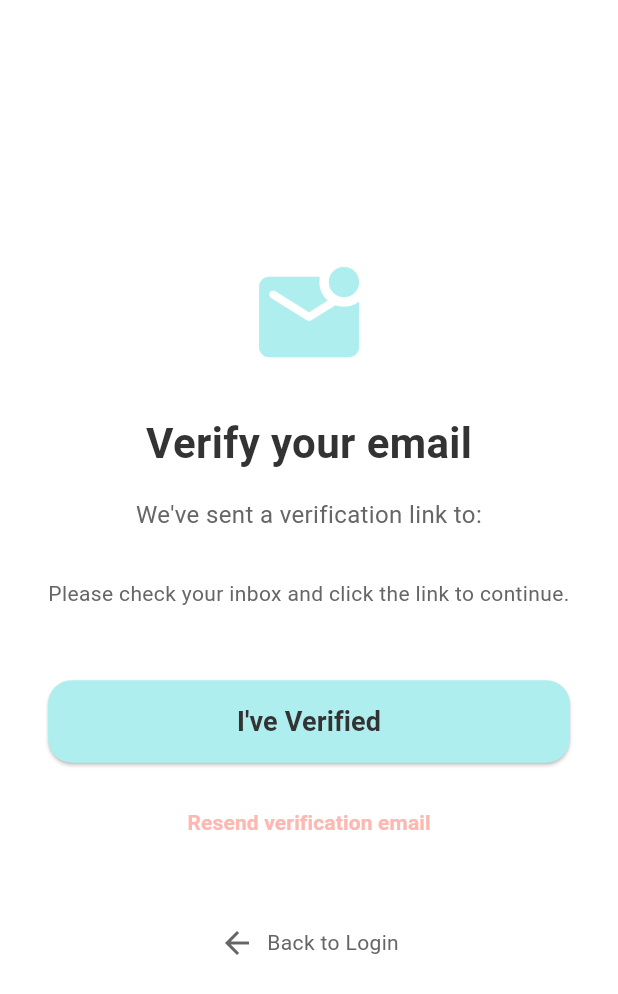
After one commit to Imen-rekik/mentalbloom, a Flutter app: the EmailVerificationScreen screen opened directly, on a phone screen of 412 x 824 dp. The commit adds this screen. Shown: the top 994 px of the screen. Run offline on Flutter 3.47's test engine with Material 3 defaults, Android fonts, the phone set to English and light mode, and no system bars; our stand-ins replace cloud_firestore, firebase_auth, firebase_core; accounts and stored records are empty.

Commit message:
1chatbot

```diff
--- a/lib/main.dart
+++ b/lib/main.dart
@@ -6,6 +6,7 @@ import 'firebase_options.dart';
 import 'theme/app_colors.dart';
 import 'services/firebase_service.dart';
 import 'screens/login_screen.dart';
+import 'screens/email_verification_screen.dart';
 import 'screens/name_entry_screen.dart';
 import 'screens/main_layout.dart';
 
@@ -67,6 +68,10 @@ class AuthWrapper extends StatelessWidget {
       return const Scaffold(body: Center(child: CircularProgressIndicator()));
     }
 
+    if (authService.isUnverified) {
+      return const EmailVerificationScreen();
+    }
+
     if (authService.isLoggedIn && authService.currentUserName.isEmpty) {
       // user recognized, no name
       return const NameEntryScreen();
--- /dev/null
+++ b/lib/screens/email_verification_screen.dart
@@ -0,0 +1,151 @@
+import 'package:flutter/material.dart';
+import 'package:provider/provider.dart';
+import '../services/firebase_service.dart';
+import '../theme/app_colors.dart';
+
+class EmailVerificationScreen extends StatefulWidget {
+  const EmailVerificationScreen({super.key});
+
+  @override
+  State<EmailVerificationScreen> createState() => _EmailVerificationScreenState();
+}
+
+class _EmailVerificationScreenState extends State<EmailVerificationScreen> {
+  bool isLoading = false;
+
+  void _checkStatus() async {
+    setState(() => isLoading = true);
+    final service = Provider.of<FirebaseService>(context, listen: false);
+    try {
+      await service.refreshAuthStatus();
+    } catch (e) {
+      if (!mounted) return;
+      ScaffoldMessenger.of(context).showSnackBar(
+        SnackBar(content: Text(e.toString().replaceFirst('Exception: ', ''))),
+      );
+    } finally {
+      if (mounted) setState(() => isLoading = false);
+    }
+  }
+
+  void _resendEmail() async {
+    final service = Provider.of<FirebaseService>(context, listen: false);
+    try {
+      await service.resendVerificationEmail();
+      if (!mounted) return;
+      ScaffoldMessenger.of(context).showSnackBar(
+        const SnackBar(
+          content: Text('Verification email sent! Please check your inbox.'),
+          backgroundColor: AppColors.primary,
+        ),
+      );
+    } catch (e) {
+      if (!mounted) return;
+      ScaffoldMessenger.of(context).showSnackBar(
+        SnackBar(content: Text(e.toString().replaceFirst('Exception: ', ''))),
+      );
+    }
+  }
+
+  @override
+  Widget build(BuildContext context) {
+    final service = Provider.of<FirebaseService>(context);
+
+    return Scaffold(
+      backgroundColor: AppColors.background,
+      body: Center(
+        child: Padding(
+          padding: const EdgeInsets.symmetric(horizontal: 32.0),
+          child: Column(
+            mainAxisAlignment: MainAxisAlignment.center,
+            children: [
+              const Icon(
+                Icons.mark_email_unread_rounded,
+                size: 80,
+                color: AppColors.primary,
+              ),
+              const SizedBox(height: 24),
+              const Text(
+                'Verify your email',
+                style: TextStyle(
+                  fontSize: 28,
+                  fontWeight: FontWeight.bold,
+                  color: AppColors.textMain,
+                ),
+              ),
+              const SizedBox(height: 16),
+              Text(
+                'We\'ve sent a verification link to:\n${service.currentUserEmail}',
+                textAlign: TextAlign.center,
+                style: const TextStyle(fontSize: 16, color: AppColors.textLight),
+              ),
+              const SizedBox(height: 8),
+              const Text(
+                'Please check your inbox and click the link to continue.',
+                textAlign: TextAlign.center,
+                style: TextStyle(fontSize: 14, color: AppColors.textLight),
+              ),
+              const SizedBox(height: 48),
+
+              // Check Status Button
+              isLoading
+                  ? const CircularProgressIndicator(color: AppColors.primary)
+                  : SizedBox(
+                      width: double.infinity,
+                      height: 55,
+                      child: ElevatedButton(
+                        style: ElevatedButton.styleFrom(
+                          backgroundColor: AppColors.primary,
+                          shape: RoundedRectangleBorder(
+                            borderRadius: BorderRadius.circular(16),
+                          ),
+                        ),
+                        onPressed: _checkStatus,
+                        child: const Text(
+                          'I\'ve Verified',
+                          style: TextStyle(
+                            color: AppColors.textMain,
+                            fontSize: 18,
+                            fontWeight: FontWeight.bold,
+                          ),
+                        ),
+                      ),
+                    ),
+              const SizedBox(height: 16),
+
+              // Resend Button
+              TextButton(
+                onPressed: _resendEmail,
+                child: const Text(
+                  'Resend verification email',
+                  style: TextStyle(
+                    color: AppColors.accent,
+                    fontWeight: FontWeight.bold,
+                  ),
+                ),
+              ),
+
+              const SizedBox(height: 32),
+
+              // Back to Login / Logout
+              IconButton(
+                onPressed: () => service.logout(),
+                icon: const Row(
+                  mainAxisSize: MainAxisSize.min,
+                  children: [
+                    Icon(Icons.arrow_back, color: AppColors.textLight),
+                    SizedBox(width: 8),
+                    Text(
+                      'Back to Login',
+                      style: TextStyle(color: AppColors.textLight),
+                    ),
+                  ],
+                ),
+              ),
+            ],
+          ),
+        ),
+      ),
+    );
+  }
+}
```
Also changed, not shown: lib/screens/gratitude_jar_screen.dart (+46 -24 lines), lib/services/firebase_service.dart (+43 -13 lines), lib/services/gemini_service.dart (+57 -3 lines), lib/firebase_options.dart.
